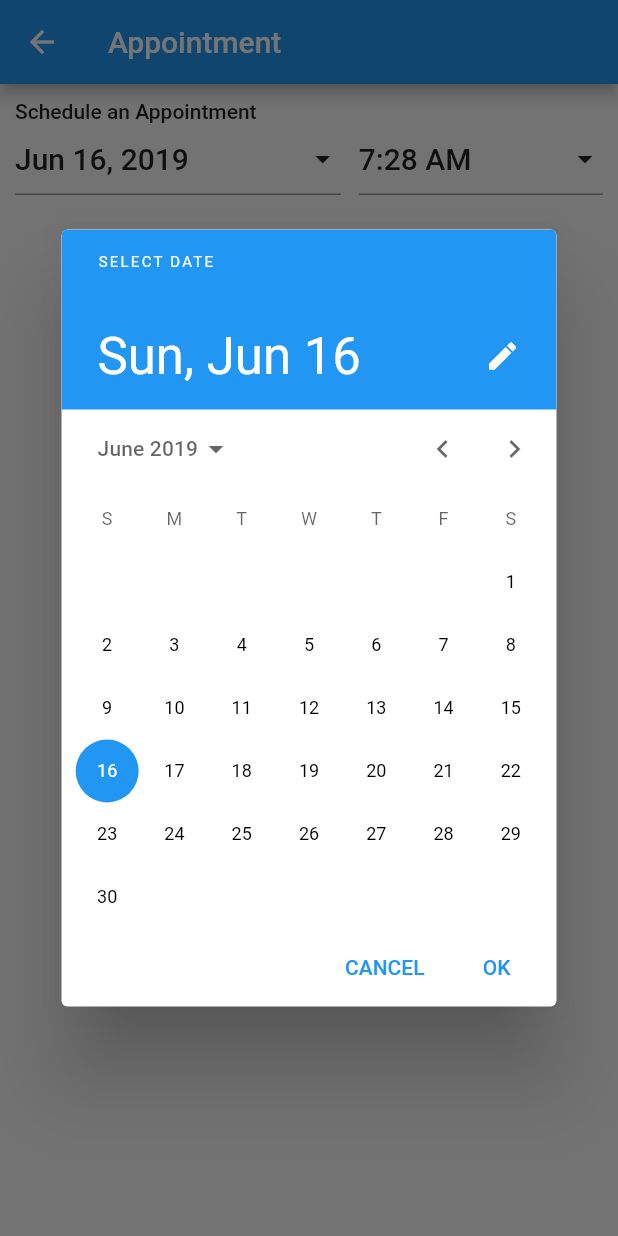
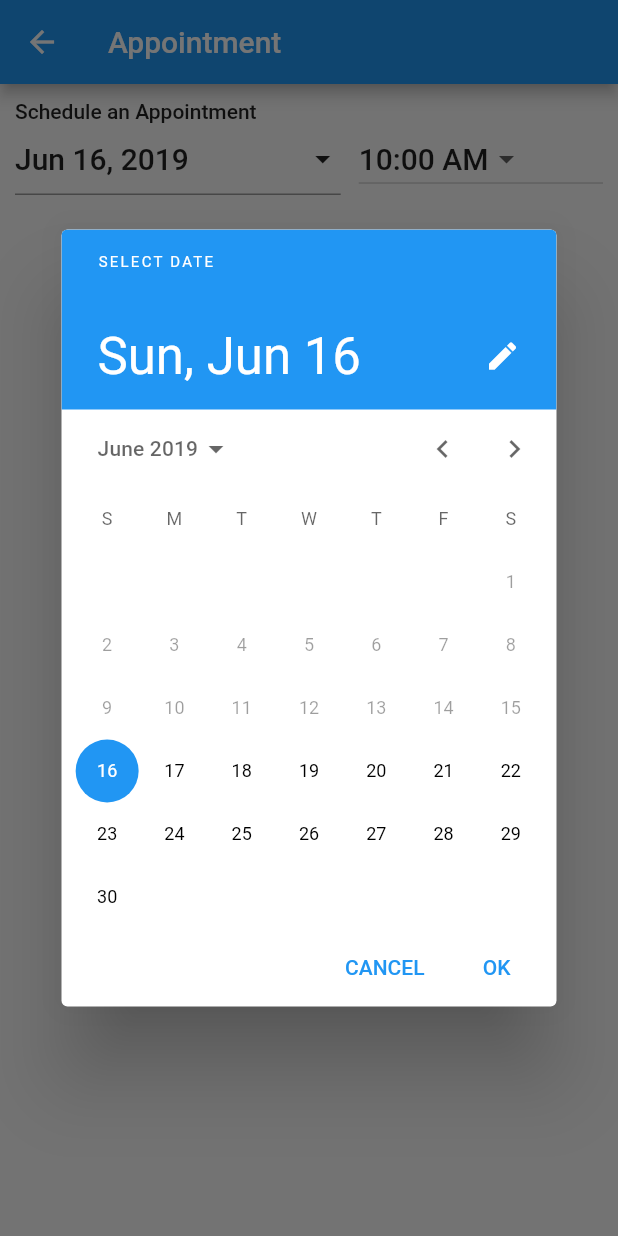
Before and after one commit to alaksej/flutter_only_kids, a Flutter app: the AppointmentPage screen opened directly, after a tap on an icon or button, on a phone screen of 412 x 824 dp. Run offline on Flutter 3.47's test engine with Material 2 defaults, Android fonts, the phone set to English and light mode, and no system bars; our stand-ins replace bloc, flutter_bloc, rxdart.

Commit message:
use list of times

```diff
--- a/lib/screens/appointment_page.dart
+++ b/lib/screens/appointment_page.dart
@@ -3,7 +3,7 @@ import 'package:intl/intl.dart';
 
 class AppointmentPage extends StatelessWidget {
   final DateTime _fromDate = DateTime.now();
-  final TimeOfDay _fromTime = const TimeOfDay(hour: 7, minute: 28);
+  final TimeOfDay _fromTime = _DateTimePicker.timeList[0];
   @override
   Widget build(BuildContext context) {
     return Scaffold(
@@ -82,6 +82,29 @@ class _InputDropdown extends StatelessWidget {
 }
 
 class _DateTimePicker extends StatelessWidget {
+  static final List<TimeOfDay> timeList = const [
+    TimeOfDay(hour: 10, minute: 0),
+    TimeOfDay(hour: 10, minute: 30),
+    TimeOfDay(hour: 11, minute: 0),
+    TimeOfDay(hour: 11, minute: 30),
+    TimeOfDay(hour: 12, minute: 0),
+    TimeOfDay(hour: 12, minute: 30),
+    TimeOfDay(hour: 13, minute: 0),
+    TimeOfDay(hour: 13, minute: 30),
+    TimeOfDay(hour: 14, minute: 0),
+    TimeOfDay(hour: 14, minute: 30),
+    TimeOfDay(hour: 15, minute: 0),
+    TimeOfDay(hour: 15, minute: 30),
+    TimeOfDay(hour: 16, minute: 0),
+    TimeOfDay(hour: 16, minute: 30),
+    TimeOfDay(hour: 17, minute: 0),
+    TimeOfDay(hour: 17, minute: 30),
+    TimeOfDay(hour: 18, minute: 0),
+    TimeOfDay(hour: 18, minute: 30),
+    TimeOfDay(hour: 19, minute: 0),
+    TimeOfDay(hour: 19, minute: 30),
+  ];
+
   const _DateTimePicker(
       {Key key,
       this.labelText,
@@ -99,10 +122,15 @@ class _DateTimePicker extends StatelessWidget {
 
   Future<void> _selectDate(BuildContext context) async {
     final DateTime picked = await showDatePicker(
-        context: context,
-        initialDate: selectedDate,
-        firstDate: DateTime(2015, 8),
-        lastDate: DateTime(2101));
+      context: context,
+      initialDate: selectedDate,
+      firstDate: DateTime(2015, 8),
+      lastDate: DateTime(2101),
+      selectableDayPredicate: (DateTime date) => date.isAfter(
+            DateTime(DateTime.now().year, DateTime.now().month,
+                DateTime.now().day - 1),
+          ),
+    );
     if (picked != null && picked != selectedDate) selectDate(picked);
   }
 
@@ -132,11 +160,19 @@ class _DateTimePicker extends StatelessWidget {
         const SizedBox(width: 12.0),
         Expanded(
           flex: 3,
-          child: _InputDropdown(
-            valueText: selectedTime.format(context),
-            valueStyle: valueStyle,
-            onPressed: () {
-              _selectTime(context);
+          child: DropdownButton(
+            style: valueStyle,
+            value: selectedTime.format(context),
+            items: timeList
+                .map(
+                  (TimeOfDay timeOfDay) => DropdownMenuItem(
+                        child: Text(timeOfDay.format(context)),
+                        value: timeOfDay.format(context),
+                      ),
+                )
+                .toList(),
+            onChanged: (value) {
+              print(value);
             },
           ),
         ),
```
